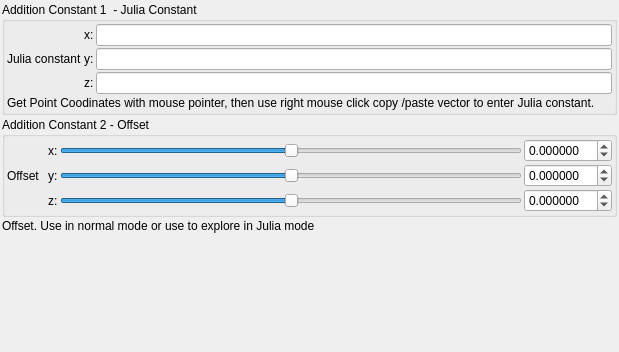
Above: mandelbulber2/qt_data/fractal_transf_addition_constant.ui from buddhi1980/mandelbulber2 before the change. Below: the same form after it.
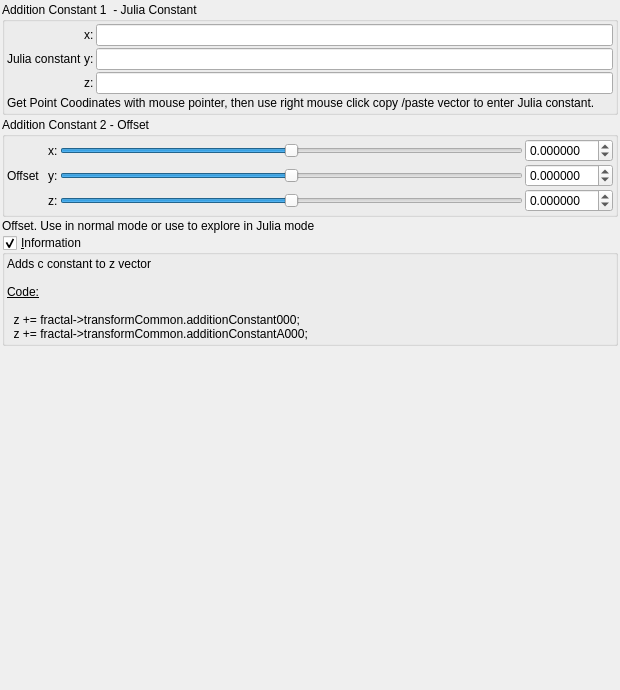
That is the form after the change. Custom widgets are drawn as their Qt base class.

Commit message: Added information box for addC transforms

```diff
--- a/mandelbulber2/qt_data/fractal_transf_addition_constant.ui
+++ b/mandelbulber2/qt_data/fractal_transf_addition_constant.ui
@@ -6,8 +6,8 @@
    <rect>
     <x>0</x>
     <y>0</y>
-    <width>619</width>
-    <height>352</height>
+    <width>620</width>
+    <height>690</height>
    </rect>
   </property>
   <property name="windowTitle">
@@ -356,6 +356,61 @@
      </property>
     </widget>
    </item>
+   <item>
+    <widget class="MyGroupBox" name="groupCheck_info">
+     <property name="title">
+      <string>&amp;Information</string>
+     </property>
+     <property name="flat">
+      <bool>false</bool>
+     </property>
+     <property name="checkable">
+      <bool>true</bool>
+     </property>
+     <layout class="QVBoxLayout" name="verticalLayout_2">
+      <property name="spacing">
+       <number>2</number>
+      </property>
+      <property name="leftMargin">
+       <number>2</number>
+      </property>
+      <property name="topMargin">
+       <number>2</number>
+      </property>
+      <property name="rightMargin">
+       <number>2</number>
+      </property>
+      <property name="bottomMargin">
+       <number>2</number>
+      </property>
+      <item>
+       <widget class="QLabel" name="label_4">
+        <property name="text">
+         <string>&lt;!DOCTYPE HTML PUBLIC &quot;-//W3C//DTD HTML 4.0//EN&quot; &quot;http://www.w3.org/TR/REC-html40/strict.dtd&quot;&gt;
+&lt;html&gt;&lt;head&gt;&lt;meta name=&quot;qrichtext&quot; content=&quot;1&quot; /&gt;&lt;style type=&quot;text/css&quot;&gt;
+p, li { white-space: pre-wrap; }
+&lt;/style&gt;&lt;/head&gt;&lt;body&gt;
+&lt;p style=&quot; margin-top:0px; margin-bottom:0px; margin-left:0px; margin-right:0px; -qt-block-indent:0; text-indent:0px;&quot;&gt;Adds c constant to z vector&lt;/p&gt;
+&lt;p style=&quot;-qt-paragraph-type:empty; margin-top:0px; margin-bottom:0px; margin-left:0px; margin-right:0px; -qt-block-indent:0; text-indent:0px;&quot;&gt;&lt;br /&gt;&lt;/p&gt;
+&lt;p style=&quot; margin-top:0px; margin-bottom:0px; margin-left:0px; margin-right:0px; -qt-block-indent:0; text-indent:0px;&quot;&gt;&lt;span style=&quot; text-decoration: underline;&quot;&gt;Code:&lt;/span&gt;&lt;/p&gt;
+&lt;p style=&quot;-qt-paragraph-type:empty; margin-top:0px; margin-bottom:0px; margin-left:0px; margin-right:0px; -qt-block-indent:0; text-indent:0px; text-decoration: underline;&quot;&gt;&lt;br /&gt;&lt;/p&gt;
+&lt;p style=&quot; margin-top:0px; margin-bottom:0px; margin-left:0px; margin-right:0px; -qt-block-indent:0; text-indent:0px;&quot;&gt;  z += fractal-&amp;gt;transformCommon.additionConstant000;&lt;/p&gt;
+&lt;p style=&quot; margin-top:0px; margin-bottom:0px; margin-left:0px; margin-right:0px; -qt-block-indent:0; text-indent:0px;&quot;&gt;  z += fractal-&amp;gt;transformCommon.additionConstantA000;&lt;/p&gt;&lt;/body&gt;&lt;/html&gt;</string>
+        </property>
+        <property name="wordWrap">
+         <bool>true</bool>
+        </property>
+        <property name="openExternalLinks">
+         <bool>true</bool>
+        </property>
+        <property name="textInteractionFlags">
+         <set>Qt::LinksAccessibleByMouse|Qt::TextSelectableByMouse</set>
+        </property>
+       </widget>
+      </item>
+     </layout>
+    </widget>
+   </item>
    <item>
     <spacer name="verticalSpacer">
      <property name="orientation">
@@ -377,6 +432,12 @@
    <extends>QDoubleSpinBox</extends>
    <header>mydoublespinbox.h</header>
   </customwidget>
+  <customwidget>
+   <class>MyGroupBox</class>
+   <extends>QGroupBox</extends>
+   <header>mygroupbox.h</header>
+   <container>1</container>
+  </customwidget>
   <customwidget>
    <class>MyLineEdit</class>
    <extends>QLineEdit</extends>
```
The commit also changes 7 other files.
